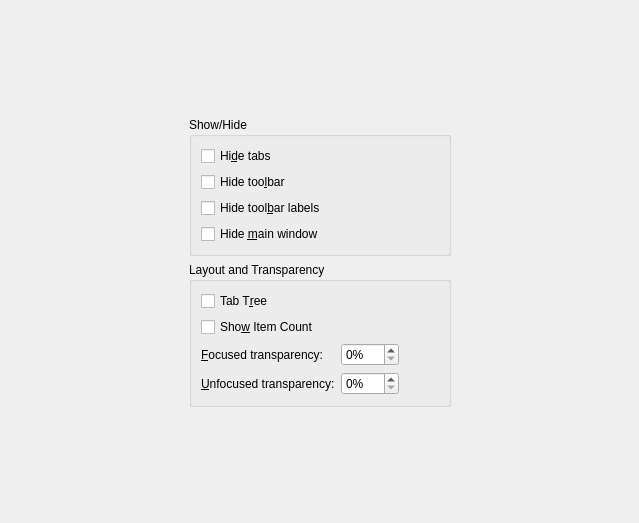
Old version of the form src/ui/configtablayout.ui in the repository hluk/CopyQ.
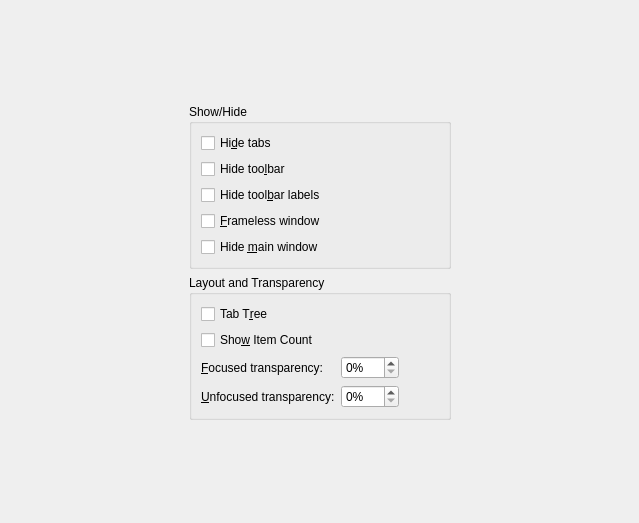
New version of the form.

Commit message: Add option to hide the window frame (#3733)

```diff
--- a/src/ui/configtablayout.ui
+++ b/src/ui/configtablayout.ui
@@ -89,6 +89,16 @@
               </property>
              </widget>
             </item>
+            <item>
+             <widget class="QCheckBox" name="checkBoxFramelessWindow">
+              <property name="toolTip">
+               <string>Hide window title and frame (drag empty area to move, drag bottom right corner to resize)</string>
+              </property>
+              <property name="text">
+               <string>&amp;Frameless window</string>
+              </property>
+             </widget>
+            </item>
             <item>
              <widget class="QCheckBox" name="checkBoxHideWindow">
               <property name="toolTip">
```
The commit also changes 8 other files.
